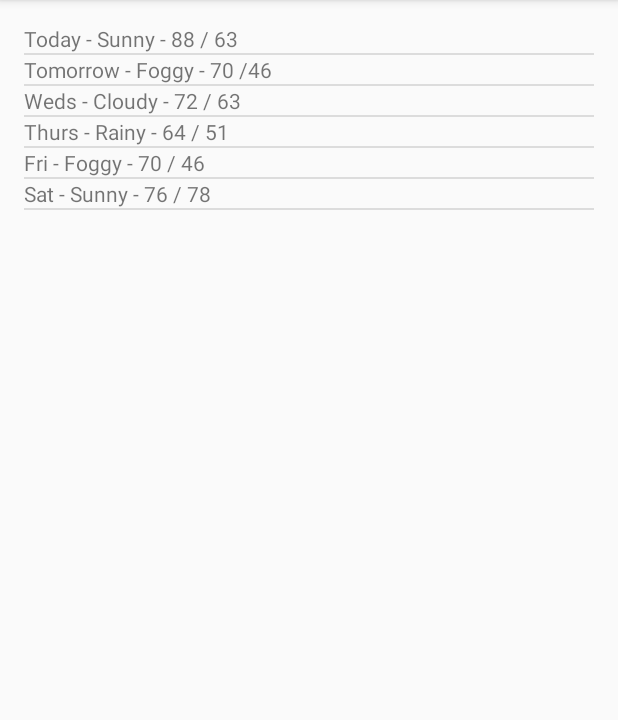
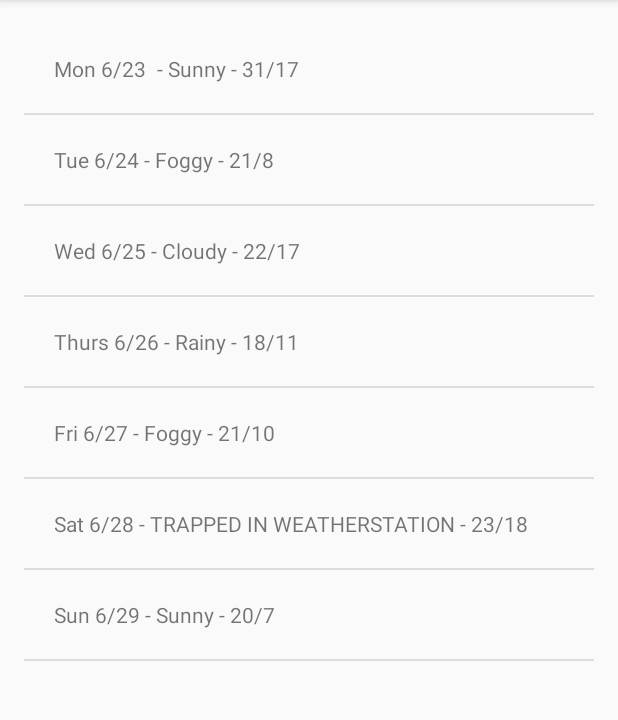
Before and after one commit to heinhtetaung92/Sunshine, an Android app: the screen it shows after launch (MainActivity), on a phone screen of 412 x 824 dp, the part 84-804 px from its top. Run offline under Robolectric (Android 15) with nearby library versions, the phone set to English and light mode, and no system bars.

Commit message:
lesson 2

```diff
--- a/app/src/main/AndroidManifest.xml
+++ b/app/src/main/AndroidManifest.xml
@@ -1,6 +1,8 @@
 <?xml version="1.0" encoding="utf-8"?>
 <manifest xmlns:android="http://schemas.android.com/apk/res/android"
     package="com.example.android.sunshine" >
+
+    <uses-permission android:name="android.permission.INTERNET"></uses-permission>
 
     <application
         android:allowBackup="true"
--- a/app/src/main/java/com/example/android/sunshine/MainActivity.java
+++ b/app/src/main/java/com/example/android/sunshine/MainActivity.java
@@ -13,6 +13,8 @@ import android.os.Build;
 import android.widget.ArrayAdapter;
 import android.widget.ListView;
 
+import com.example.android.sunshine.fragment.ForecastFragment;
+
 
 public class MainActivity extends ActionBarActivity {
 
@@ -22,7 +24,7 @@ public class MainActivity extends ActionBarActivity {
         setContentView(R.layout.activity_main);
         if (savedInstanceState == null) {
             getSupportFragmentManager().beginTransaction()
-                    .add(R.id.container, new PlaceholderFragment())
+                    .add(R.id.container, new ForecastFragment())
                     .commit();
         }
     }
@@ -50,28 +52,5 @@ public class MainActivity extends ActionBarActivity {
         return super.onOptionsItemSelected(item);
     }
 
-    /**
-     * A placeholder fragment containing a simple view.
-     */
-    public static class PlaceholderFragment extends Fragment {
 
-        ListView listview;
-
-        public PlaceholderFragment() {
-        }
-
-        @Override
-        public View onCreateView(LayoutInflater inflater, ViewGroup container,
-                                 Bundle savedInstanceState) {
-            View rootView = inflater.inflate(R.layout.fragment_main, container, false);
-
-            String[] data = {"Today - Sunny - 88 / 63", "Tomorrow - Foggy - 70 /46", "Weds - Cloudy - 72 / 63", "Thurs - Rainy - 64 / 51", "Fri - Foggy - 70 / 46", "Sat - Sunny - 76 / 78"};
-
-            listview = (ListView) rootView.findViewById(R.id.listview_forecast);
-            ArrayAdapter<String> adp = new ArrayAdapter<String>(getActivity(), R.layout.list_item_forecast, data);
-            listview.setAdapter(adp);
-
-            return rootView;
-        }
-    }
 }
--- /dev/null
+++ b/app/src/main/java/com/example/android/sunshine/fragment/ForecastFragment.java
@@ -0,0 +1,357 @@
+/*
+ * Copyright (C) 2014 The Android Open Source Project
+ *
+ * Licensed under the Apache License, Version 2.0 (the "License");
+ * you may not use this file except in compliance with the License.
+ * You may obtain a copy of the License at
+ *
+ *      http://www.apache.org/licenses/LICENSE-2.0
+ *
+ * Unless required by applicable law or agreed to in writing, software
+ * distributed under the License is distributed on an "AS IS" BASIS,
+ * WITHOUT WARRANTIES OR CONDITIONS OF ANY KIND, either express or implied.
+ * See the License for the specific language governing permissions and
+ * limitations under the License.
+ */
+package com.example.android.sunshine.fragment;
+
+import android.app.Dialog;
+import android.app.ProgressDialog;
+import android.net.Uri;
+import android.os.AsyncTask;
+import android.os.Bundle;
+import android.support.v4.app.Fragment;
+import android.util.Log;
+import android.view.LayoutInflater;
+import android.view.Menu;
+import android.view.MenuInflater;
+import android.view.MenuItem;
+import android.view.View;
+import android.view.ViewGroup;
+import android.widget.AdapterView;
+import android.widget.ArrayAdapter;
+import android.widget.ListView;
+import android.widget.Toast;
+
+import com.example.android.sunshine.R;
+
+import org.json.JSONArray;
+import org.json.JSONException;
+import org.json.JSONObject;
+
+import java.io.BufferedReader;
+import java.io.IOException;
+import java.io.InputStream;
+import java.io.InputStreamReader;
+import java.net.HttpURLConnection;
+import java.net.URL;
+import java.text.SimpleDateFormat;
+import java.util.ArrayList;
+import java.util.Arrays;
+import java.util.Date;
+import java.util.List;
+
+/**
+ * Encapsulates fetching the forecast and displaying it as a {@link android.widget.ListView} layout.
+ */
+public class ForecastFragment extends Fragment {
+
+    ListView listView;
+    ArrayAdapter<String> mForecastAdapter;
+    List<String> weekForecast;
+
+    public ForecastFragment() {
+    }
+
+    @Override
+    public void onCreate(Bundle savedInstanceState) {
+        super.onCreate(savedInstanceState);
+        // Add this line in order for this fragment to handle menu events.
+        setHasOptionsMenu(true);
+    }
+
+    @Override
+    public void onCreateOptionsMenu(Menu menu, MenuInflater inflater) {
+        inflater.inflate(R.menu.forecastfragment, menu);
+    }
+
+    @Override
+    public boolean onOptionsItemSelected(MenuItem item) {
+        // Handle action bar item clicks here. The action bar will
+        // automatically handle clicks on the Home/Up button, so long
+        // as you specify a parent activity in AndroidManifest.xml.
+        int id = item.getItemId();
+        if (id == R.id.action_refresh) {
+            FetchWeatherTask weatherTask = new FetchWeatherTask();
+            weatherTask.execute("94043");
+            return true;
+        }
+        return super.onOptionsItemSelected(item);
+    }
+
+    @Override
+    public View onCreateView(LayoutInflater inflater, ViewGroup container,
+                             Bundle savedInstanceState) {
+
+        // Create some dummy data for the ListView.  Here's a sample weekly forecast
+        String[] data = {
+                "Mon 6/23 - Sunny - 31/17",
+                "Tue 6/24 - Foggy - 21/8",
+                "Wed 6/25 - Cloudy - 22/17",
+                "Thurs 6/26 - Rainy - 18/11",
+                "Fri 6/27 - Foggy - 21/10",
+                "Sat 6/28 - TRAPPED IN WEATHERSTATION - 23/18",
+                "Sun 6/29 - Sunny - 20/7"
+        };
+        weekForecast = new ArrayList<String>(Arrays.asList(data));
+
+        // Now that we have some dummy forecast data, create an ArrayAdapter.
+        // The ArrayAdapter will take data from a source (like our dummy forecast) and
+        // use it to populate the ListView it's attached to.
+        mForecastAdapter =
+                new ArrayAdapter<String>(
+                        getActivity(), // The current context (this activity)
+                        R.layout.list_item_forecast, // The name of the layout ID.
+                        R.id.list_item_forecast_textview, // The ID of the textview to populate.
+                        weekForecast);
+
+        View rootView = inflater.inflate(R.layout.fragment_main, container, false);
+
+        // Get a reference to the ListView, and attach this adapter to it.
+        listView = (ListView) rootView.findViewById(R.id.listview_forecast);
+        listView.setAdapter(mForecastAdapter);
+
+        FetchWeatherTask weatherTask = new FetchWeatherTask();
+        weatherTask.execute("94043");
+
+
+        listView.setOnItemClickListener(new AdapterView.OnItemClickListener() {
+            @Override
+            public void onItemClick(AdapterView<?> parent, View view, int position, long id) {
+                Toast.makeText(getActivity(), String.valueOf(position+1), Toast.LENGTH_SHORT).show();
+            }
+        });
+
+        return rootView;
+    }
+
+    public class FetchWeatherTask extends AsyncTask<String, Void, String[]> {
+
+        private final String LOG_TAG = FetchWeatherTask.class.getSimpleName();
+
+        /* The date/time conversion code is going to be moved outside the asynctask later,
+         * so for convenience we're breaking it out into its own method now.
+         */
+
+        ProgressDialog dialog;
+
+        @Override
+        protected void onPreExecute() {
+            super.onPreExecute();
+
+            dialog = new ProgressDialog(getActivity());
+            dialog.setTitle("Loading...");
+
+            dialog.show();
+
+        }
+
+        private String getReadableDateString(long time){
+            // Because the API returns a unix timestamp (measured in seconds),
+            // it must be converted to milliseconds in order to be converted to valid date.
+            Date date = new Date(time * 1000);
+            SimpleDateFormat format = new SimpleDateFormat("E, MMM d");
+            return format.format(date).toString();
+        }
+
+        /**
+         * Prepare the weather high/lows for presentation.
+         */
+        private String formatHighLows(double high, double low) {
+            // For presentation, assume the user doesn't care about tenths of a degree.
+            long roundedHigh = Math.round(high);
+            long roundedLow = Math.round(low);
+
+            String highLowStr = roundedHigh + "/" + roundedLow;
+            return highLowStr;
+        }
+
+
+        @Override
+        protected void onPostExecute(String[] result) {
+            super.onPostExecute(result);
+
+
+            if (result != null) {
+                mForecastAdapter.clear();
+                for(String dayForecastStr : result) {
+                    mForecastAdapter.add(dayForecastStr);
+                }
+                // New data is back from the server.  Hooray!
+                Toast.makeText(getActivity(), "Update Success", Toast.LENGTH_SHORT).show();
+            }
+
+            dialog.dismiss();
+
+
+        }
+
+        /**
+         * Take the String representing the complete forecast in JSON Format and
+         * pull out the data we need to construct the Strings needed for the wireframes.
+         *
+         * Fortunately parsing is easy:  constructor takes the JSON string and converts it
+         * into an Object hierarchy for us.
+         */
+        private String[] getWeatherDataFromJson(String forecastJsonStr, int numDays)
+                throws JSONException {
+
+            // These are the names of the JSON objects that need to be extracted.
+            final String OWM_LIST = "list";
+            final String OWM_WEATHER = "weather";
+            final String OWM_TEMPERATURE = "temp";
+            final String OWM_MAX = "max";
+            final String OWM_MIN = "min";
+            final String OWM_DATETIME = "dt";
+            final String OWM_DESCRIPTION = "main";
+
+            JSONObject forecastJson = new JSONObject(forecastJsonStr);
+            JSONArray weatherArray = forecastJson.getJSONArray(OWM_LIST);
+
+            String[] resultStrs = new String[numDays];
+            for(int i = 0; i < weatherArray.length(); i++) {
+                // For now, using the format "Day, description, hi/low"
+                String day;
+                String description;
+                String highAndLow;
+
+                // Get the JSON object representing the day
+                JSONObject dayForecast = weatherArray.getJSONObject(i);
+
+                // The date/time is returned as a long.  We need to convert that
+                // into something human-readable, since most people won't read "1400356800" as
+                // "this saturday".
+                long dateTime = dayForecast.getLong(OWM_DATETIME);
+                day = getReadableDateString(dateTime);
+
+                // description is in a child array called "weather", which is 1 element long.
+                JSONObject weatherObject = dayForecast.getJSONArray(OWM_WEATHER).getJSONObject(0);
+                description = weatherObject.getString(OWM_DESCRIPTION);
+
+                // Temperatures are in a child object called "temp".  Try not to name variables
+                // "temp" when working with temperature.  It confuses everybody.
+                JSONObject temperatureObject = dayForecast.getJSONObject(OWM_TEMPERATURE);
+                double high = temperatureObject.getDouble(OWM_MAX);
+                double low = temperatureObject.getDouble(OWM_MIN);
+
+                highAndLow = formatHighLows(high, low);
+                resultStrs[i] = day + " - " + description + " - " + highAndLow;
+            }
+
+            for (String s : resultStrs) {
+                Log.v(LOG_TAG, "Forecast entry: " + s);
+            }
+            return resultStrs;
+
+        }
+        @Override
+        protected String[] doInBackground(String... params) {
+
+            // If there's no zip code, there's nothing to look up.  Verify size of params.
+            if (params.length == 0) {
+                return null;
+            }
+
+            // These two need to be declared outside the try/catch
+            // so that they can be closed in the finally block.
+            HttpURLConnection urlConnection = null;
+            BufferedReader reader = null;
+
+            // Will contain the raw JSON response as a string.
+            String forecastJsonStr = null;
+
+            String format = "json";
+            String units = "metric";
+            int numDays = 7;
+
+            try {
+                // Construct the URL for the OpenWeatherMap query
+                // Possible parameters are avaiable at OWM's forecast API page, at
+                // http://openweathermap.org/API#forecast
+                final String FORECAST_BASE_URL =
+                        "http://api.openweathermap.org/data/2.5/forecast/daily?";
+                final String QUERY_PARAM = "q";
+                final String FORMAT_PARAM = "mode";
+                final String UNITS_PARAM = "units";
+                final String DAYS_PARAM = "cnt";
+
+                Uri builtUri = Uri.parse(FORECAST_BASE_URL).buildUpon()
+                        .appendQueryParameter(QUERY_PARAM, params[0])
+                        .appendQueryParameter(FORMAT_PARAM, format)
+                        .appendQueryParameter(UNITS_PARAM, units)
+                        .appendQueryParameter(DAYS_PARAM, Integer.toString(numDays))
+                        .build();
+
+                URL url = new URL(builtUri.toString());
+
+                Log.v(LOG_TAG, "Built URI " + builtUri.toString());
+
+                // Create the request to OpenWeatherMap, and open the connection
+                urlConnection = (HttpURLConnection) url.openConnection();
+                urlConnection.setRequestMethod("GET");
+                urlConnection.connect();
+
+                // Read the input stream into a String
+                InputStream inputStream = urlConnection.getInputStream();
+                StringBuffer buffer = new StringBuffer();
+                if (inputStream == null) {
+                    // Nothing to do.
+                    return null;
+                }
+                reader = new BufferedReader(new InputStreamReader(inputStream));
+
+                String line;
+                while ((line = reader.readLine()) != null) {
+                    // Since it's JSON, adding a newline isn't necessary (it won't affect parsing)
+                    // But it does make debugging a *lot* easier if you print out the completed
+                    // buffer for debugging.
+                    buffer.append(line + "\n");
+                }
+
+                if (buffer.length() == 0) {
+                    // Stream was empty.  No point in parsing.
+                    return null;
+                }
+                forecastJsonStr = buffer.toString();
+
+                Log.v(LOG_TAG, "Forecast string: " + forecastJsonStr);
+            } catch (IOException e) {
+                Log.e(LOG_TAG, "Error ", e);
+                // If the code didn't successfully get the weather data, there's no point in attemping
+                // to parse it.
+                return null;
+            } finally {
+                if (urlConnection != null) {
+                    urlConnection.disconnect();
+                }
+                if (reader != null) {
+                    try {
+                        reader.close();
+                    } catch (final IOException e) {
+                        Log.e(LOG_TAG, "Error closing stream", e);
+                    }
+                }
+            }
+
+            try {
+                return getWeatherDataFromJson(forecastJsonStr, numDays);
+            } catch (JSONException e) {
+                Log.e(LOG_TAG, e.getMessage(), e);
+                e.printStackTrace();
+            }
+
+            // This will only happen if there was an error getting or parsing the forecast.
+            return null;
+        }
+    }
+}
--- a/app/src/main/res/layout/list_item_forecast.xml
+++ b/app/src/main/res/layout/list_item_forecast.xml
@@ -2,6 +2,6 @@
 
     <TextView xmlns:android="http://schemas.android.com/apk/res/android"
         android:id="@+id/list_item_forecast_textview"
-        android:layout_width="wrap_content"
+        android:layout_width="match_parent"
         android:layout_height="wrap_content"
-        android:text="Today - Sunny - 88 / 63"/>
+        android:padding="20dp"/>
--- /dev/null
+++ b/app/src/main/res/menu/forecastfragment.xml
@@ -0,0 +1,8 @@
+<?xml version="1.0" encoding="utf-8"?>
+
+<menu xmlns:android="http://schemas.android.com/apk/res/android"
+    xmlns:app="http://schemas.android.com/apk/res-auto">
+    <item android:id="@+id/action_refresh"
+        android:title="@string/action_refresh"
+        app:showAsAction="never" />
+</menu>
--- a/app/src/main/res/values/strings.xml
+++ b/app/src/main/res/values/strings.xml
@@ -4,5 +4,6 @@
     <string name="app_name">SunShine</string>
     <string name="hello_world">Hello world!</string>
     <string name="action_settings">Settings</string>
+    <string name="action_refresh">Refresh</string>
 
 </resources>
```
